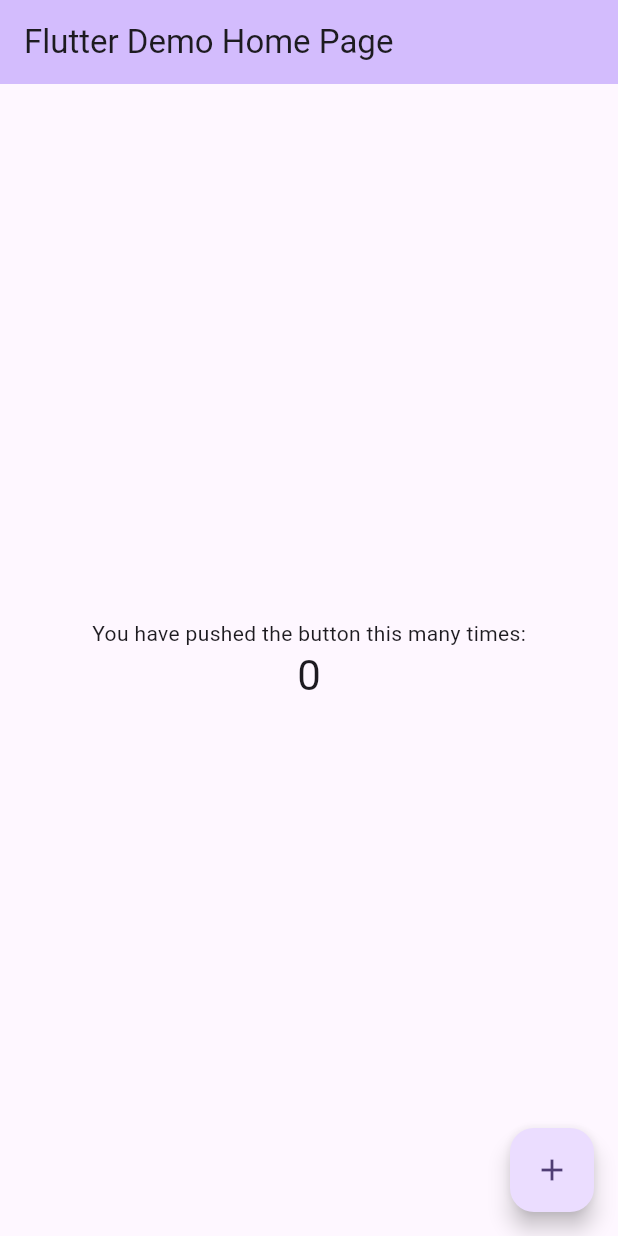
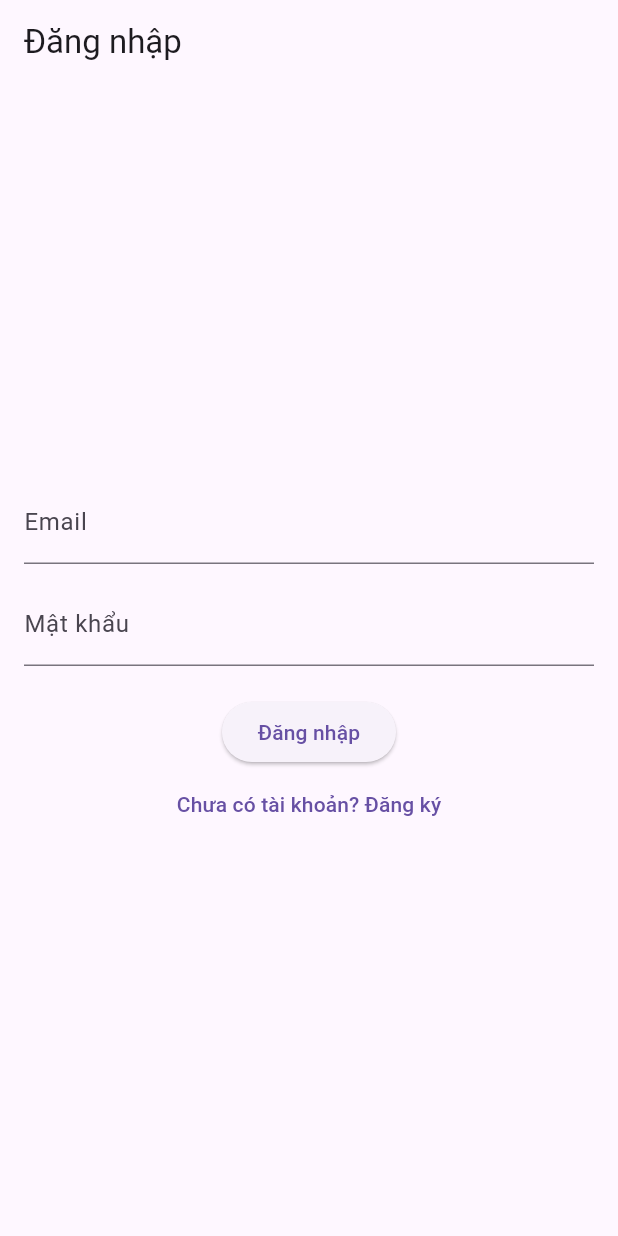
Before and after one commit to NguyenPhucNguyenKimKHMT2411031/case2_KHMT2411031_NguyenPhucNguyenKim, a Flutter app: the screen it shows after launch, on a phone screen of 412 x 824 dp. Run offline on Flutter 3.47's test engine with Material 3 defaults, Android fonts, the phone set to English and light mode, and no system bars; our stand-ins replace shared_preferences.

Commit message:
fix: correct register_screen import path in login_screen

```diff
--- a/TaskManager/lib/main.dart
+++ b/TaskManager/lib/main.dart
@@ -1,121 +1,38 @@
 import 'package:flutter/material.dart';
+import 'screens/auth/login_screen.dart';
+import 'screens/task_list_screen.dart';
+import 'services/api_service.dart';
 
 void main() {
+  WidgetsFlutterBinding.ensureInitialized();
   runApp(const MyApp());
 }
 
 class MyApp extends StatelessWidget {
   const MyApp({super.key});
 
-  // This widget is the root of your application.
   @override
   Widget build(BuildContext context) {
     return MaterialApp(
-      title: 'Flutter Demo',
+      title: 'TaskManager',
+      debugShowCheckedModeBanner: false,
       theme: ThemeData(
-        // This is the theme of your application.
-        //
-        // TRY THIS: Try running your application with "flutter run". You'll see
-        // the application has a purple toolbar. Then, without quitting the app,
-        // try changing the seedColor in the colorScheme below to Colors.green
-        // and then invoke "hot reload" (save your changes or press the "hot
-        // reload" button in a Flutter-supported IDE, or press "r" if you used
-        // the command line to start the app).
-        //
-        // Notice that the counter didn't reset back to zero; the application
-        // state is not lost during the reload. To reset the state, use hot
-        // restart instead.
-        //
-        // This works for code too, not just values: Most code changes can be
-        // tested with just a hot reload.
-        colorScheme: .fromSeed(seedColor: Colors.deepPurple),
+        primaryColor: Colors.blue,
+        useMaterial3: true,
       ),
-      home: const MyHomePage(title: 'Flutter Demo Home Page'),
-    );
-  }
-}
-
-class MyHomePage extends StatefulWidget {
-  const MyHomePage({super.key, required this.title});
-
-  // This widget is the home page of your application. It is stateful, meaning
-  // that it has a State object (defined below) that contains fields that affect
-  // how it looks.
-
-  // This class is the configuration for the state. It holds the values (in this
-  // case the title) provided by the parent (in this case the App widget) and
-  // used by the build method of the State. Fields in a Widget subclass are
-  // always marked "final".
-
-  final String title;
-
-  @override
-  State<MyHomePage> createState() => _MyHomePageState();
-}
-
-class _MyHomePageState extends State<MyHomePage> {
-  int _counter = 0;
-
-  void _incrementCounter() {
-    setState(() {
-      // This call to setState tells the Flutter framework that something has
-      // changed in this State, which causes it to rerun the build method below
-      // so that the display can reflect the updated values. If we changed
-      // _counter without calling setState(), then the build method would not be
-      // called again, and so nothing would appear to happen.
-      _counter++;
-    });
-  }
-
-  @override
-  Widget build(BuildContext context) {
-    // This method is rerun every time setState is called, for instance as done
-    // by the _incrementCounter method above.
-    //
-    // The Flutter framework has been optimized to make rerunning build methods
-    // fast, so that you can just rebuild anything that needs updating rather
-    // than having to individually change instances of widgets.
-    return Scaffold(
-      appBar: AppBar(
-        // TRY THIS: Try changing the color here to a specific color (to
-        // Colors.amber, perhaps?) and trigger a hot reload to see the AppBar
-        // change color while the other colors stay the same.
-        backgroundColor: Theme.of(context).colorScheme.inversePrimary,
-        // Here we take the value from the MyHomePage object that was created by
-        // the App.build method, and use it to set our appbar title.
-        title: Text(widget.title),
-      ),
-      body: Center(
-        // Center is a layout widget. It takes a single child and positions it
-        // in the middle of the parent.
-        child: Column(
-          // Column is also a layout widget. It takes a list of children and
-          // arranges them vertically. By default, it sizes itself to fit its
-          // children horizontally, and tries to be as tall as its parent.
-          //
-          // Column has various properties to control how it sizes itself and
-          // how it positions its children. Here we use mainAxisAlignment to
-          // center the children vertically; the main axis here is the vertical
-          // axis because Columns are vertical (the cross axis would be
-          // horizontal).
-          //
-          // TRY THIS: Invoke "debug painting" (choose the "Toggle Debug Paint"
-          // action in the IDE, or press "p" in the console), to see the
-          // wireframe for each widget.
-          mainAxisAlignment: .center,
-          children: [
-            const Text('You have pushed the button this many times:'),
-            Text(
-              '$_counter',
-              style: Theme.of(context).textTheme.headlineMedium,
-            ),
-          ],
-        ),
-      ),
-      floatingActionButton: FloatingActionButton(
-        onPressed: _incrementCounter,
-        tooltip: 'Increment',
-        child: const Icon(Icons.add),
+      home: FutureBuilder<String?>(
+        future: ApiService.getToken(),
+        builder: (context, snapshot) {
+          if (snapshot.connectionState == ConnectionState.waiting) {
+            return const Scaffold(
+              body: Center(child: CircularProgressIndicator()),
+            );
+          }
+          if (snapshot.hasData && snapshot.data != null && snapshot.data!.isNotEmpty) {
+            return const TaskListScreen();
+          }
+          return const LoginScreen();
+        },
       ),
     );
   }
--- /dev/null
+++ b/TaskManager/lib/screens/auth/login_screen.dart
@@ -0,0 +1,109 @@
+import 'dart:convert';
+import 'package:flutter/material.dart';
+import 'package:http/http.dart' as http;
+import '../../services/api_service.dart';
+import '../task_list_screen.dart';
+import '../register_screen.dart'; // ✅ ĐÚNG (đi ra thư mục cha screens)
+
+class LoginScreen extends StatefulWidget {
+  const LoginScreen({super.key});
+
+  @override
+  State<LoginScreen> createState() => _LoginScreenState();
+}
+
+class _LoginScreenState extends State<LoginScreen> {
+  final _emailController = TextEditingController();
+  final _passwordController = TextEditingController();
+  bool _isLoading = false;
+
+  Future<void> _handleLogin() async {
+    final email = _emailController.text.trim();
+    final password = _passwordController.text.trim();
+
+    if (email.isEmpty || password.isEmpty) {
+      ScaffoldMessenger.of(context).showSnackBar(
+        const SnackBar(content: Text('Vui lòng điền đầy đủ thông tin')),
+      );
+      return;
+    }
+
+    setState(() => _isLoading = true);
+
+    try {
+      final res = await http.post(
+        Uri.parse('${ApiService.baseUrl}/auth/login'),
+        headers: {'Content-Type': 'application/json'},
+        body: jsonEncode({'email': email, 'password': password}),
+      );
+
+      if (!mounted) return;
+
+      if (res.statusCode == 200) {
+        final data = jsonDecode(res.body);
+        final token = data['token'];
+        if (token != null) {
+          await ApiService.saveToken(token);
+          if (!mounted) return;
+          Navigator.pushReplacement(
+            context,
+            MaterialPageRoute(builder: (_) => const TaskListScreen()),
+          );
+        }
+      } else {
+        ScaffoldMessenger.of(context).showSnackBar(
+          const SnackBar(content: Text('Đăng nhập thất bại. Kiểm tra lại email/mật khẩu')),
+        );
+      }
+    } catch (e) {
+      if (!mounted) return;
+      ScaffoldMessenger.of(context).showSnackBar(
+        SnackBar(content: Text('Lỗi kết nối: $e')),
+      );
+    } finally {
+      if (mounted) setState(() => _isLoading = false);
+    }
+  }
+
+  @override
+  Widget build(BuildContext context) {
+    return Scaffold(
+      appBar: AppBar(title: const Text('Đăng nhập')),
+      body: Padding(
+        padding: const EdgeInsets.all(16.0),
+        child: Column(
+          mainAxisAlignment: MainAxisAlignment.center,
+          children: [
+            TextField(
+              controller: _emailController,
+              decoration: const InputDecoration(labelText: 'Email'),
+              keyboardType: TextInputType.emailAddress,
+            ),
+            const SizedBox(height: 12),
+            TextField(
+              controller: _passwordController,
+              decoration: const InputDecoration(labelText: 'Mật khẩu'),
+              obscureText: true,
+            ),
+            const SizedBox(height: 20),
+            _isLoading
+                ? const CircularProgressIndicator()
+                : ElevatedButton(
+              onPressed: _handleLogin,
+              child: const Text('Đăng nhập'),
+            ),
+            TextButton(
+              onPressed: () {
+                Navigator.push(
+                  context,
+                  MaterialPageRoute(builder: (_) => const RegisterScreen()),
+                );
+              },
+              child: const Text('Chưa có tài khoản? Đăng ký'),
+            ),
+          ],
+        ),
+      ),
+    );
+  }
+}
```
Also changed, not shown: TaskManager/lib/screens/task_list_screen.dart (+257 -0 lines).
